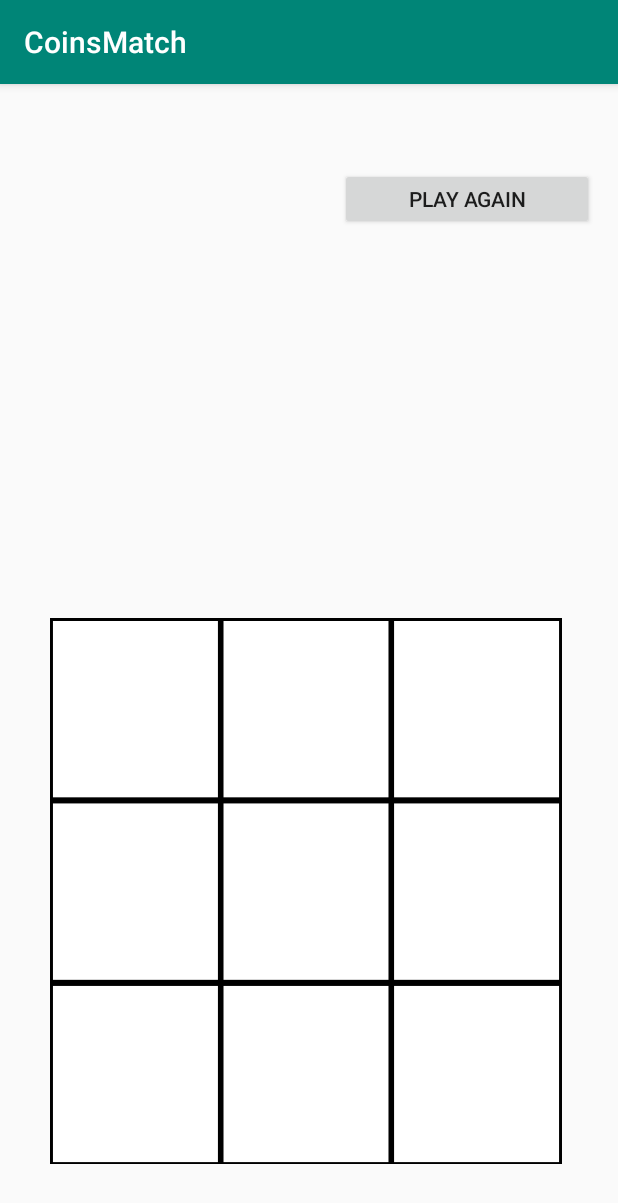
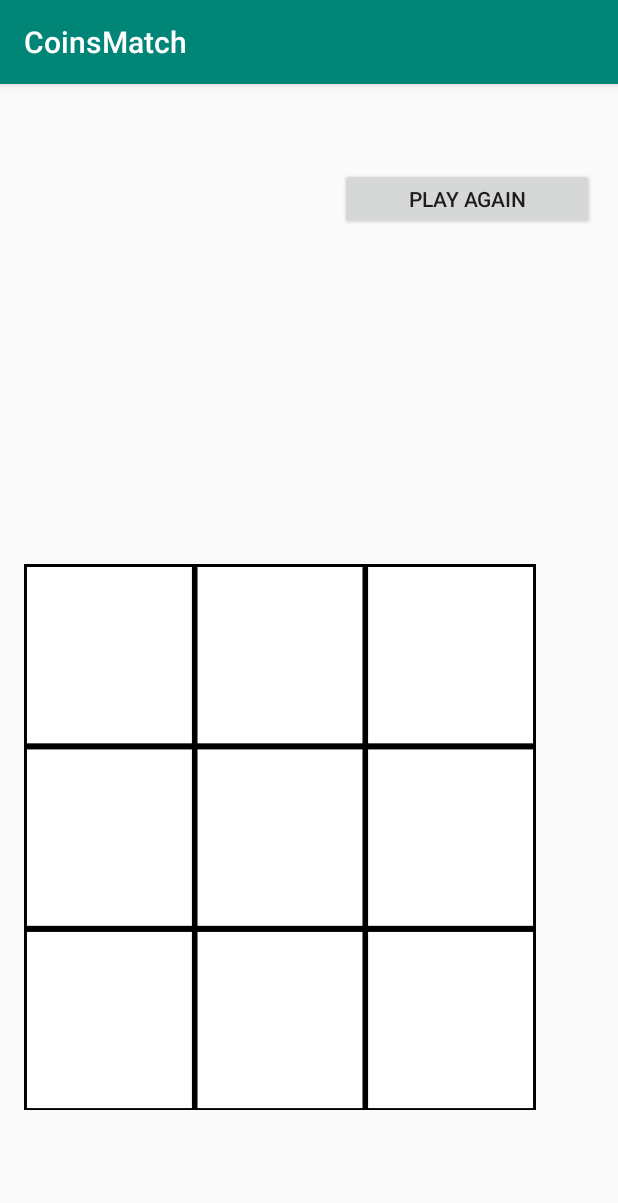
Before and after one commit to RandSaleh/CoinsMatch, an Android app: the screen it shows after launch (MainActivity), on a phone screen of 412 x 824 dp. Shown: the top 1203 px of the screen. Run offline under Robolectric (Android 15) with nearby library versions, the phone set to English and light mode, and no system bars.

Commit message:
edit the design

```diff
--- a/app/src/main/res/layout/activity_main.xml
+++ b/app/src/main/res/layout/activity_main.xml
@@ -40,112 +40,121 @@
         android:id="@+id/gridLayout"
         android:layout_width="341dp"
         android:layout_height="364dp"
-        android:layout_marginBottom="48dp"
+        android:layout_marginBottom="84dp"
         android:background="@drawable/board"
         app:columnCount="3"
         app:layout_constraintBottom_toBottomOf="parent"
         app:layout_constraintEnd_toEndOf="parent"
-        app:layout_constraintHorizontal_bias="0.471"
+        app:layout_constraintHorizontal_bias="0.228"
         app:layout_constraintStart_toStartOf="parent"
         app:rowCount="3">
 
         <ImageView
             android:id="@+id/imageView1"
-            android:layout_width="82dp"
-            android:layout_height="78dp"
-            android:layout_marginLeft="10dp"
-            android:layout_marginTop="8dp"
+            android:layout_width="95dp"
+            android:layout_height="92dp"
+            android:layout_margin="10dp"
             android:onClick="dropIn"
             android:tag="0"
             app:layout_column="0"
             app:layout_row="0" />
-
         <ImageView
             android:id="@+id/imageView2"
-            android:layout_width="85dp"
-            android:layout_height="93dp"
-            android:layout_marginLeft="25dp"
-            android:layout_marginTop="8dp"
+            android:layout_width="95dp"
+            android:layout_height="92dp"
+            android:layout_margin="10dp"
             android:onClick="dropIn"
             android:tag="1"
             app:layout_column="1"
             app:layout_row="0" />
-
         <ImageView
             android:id="@+id/imageView3"
-            android:layout_width="78dp"
-            android:layout_height="90dp"
-            android:layout_marginTop="8dp"
+            android:layout_width="95dp"
+            android:layout_height="92dp"
+            android:layout_margin="10dp"
             android:onClick="dropIn"
+            android:layout_marginLeft="8dp"
             android:tag="2"
             app:layout_column="2"
             app:layout_row="0" />
 
+
         <ImageView
-            android:id="@+id/imageView5"
-            android:layout_width="90dp"
-            android:layout_height="100dp"
-            android:layout_marginLeft="8dp"
-            android:layout_marginTop="30dp"
+            android:id="@+id/imageView4"
+            android:layout_width="95dp"
+            android:layout_height="92dp"
+            android:layout_margin="10dp"
             android:onClick="dropIn"
             android:tag="3"
+            android:layout_marginTop="20dp"
             app:layout_column="0"
             app:layout_row="1" />
 
+
         <ImageView
-            android:id="@+id/imageView4"
-            android:layout_width="82dp"
-            android:layout_height="78dp"
-            android:layout_marginLeft="20dp"
-            android:layout_marginTop="30dp"
-            android:layout_marginRight="20dp"
+            android:id="@+id/imageView5"
+            android:layout_width="95dp"
+            android:layout_height="92dp"
+            android:layout_margin="10dp"
             android:onClick="dropIn"
             android:tag="4"
+            android:layout_marginTop="20dp"
             app:layout_column="1"
+            app:layout_row="1" />
+        <ImageView
+            android:id="@+id/imageView6"
+            android:layout_width="95dp"
+            android:layout_height="92dp"
+            android:layout_margin="10dp"
+            android:onClick="dropIn"
+            android:tag="5"
+            android:layout_marginLeft="8dp"
+            android:layout_marginTop="20dp"
+            app:layout_column="2"
             app:layout_row="1" />
 
 
         <ImageView
             android:id="@+id/imageView7"
-            android:layout_width="81dp"
-            android:layout_height="86dp"
-            android:layout_marginTop="30dp"
-            android:onClick="dropIn"
-            android:tag="5"
-            app:layout_column="2"
-            app:layout_row="1" />
-
-
-        <ImageView
-            android:id="@+id/imageView6"
             android:layout_width="95dp"
-            android:layout_height="100dp"
-            android:layout_marginTop="20dp"
+            android:layout_height="92dp"
+            android:layout_margin="10dp"
             android:onClick="dropIn"
             android:tag="6"
+            android:layout_marginLeft="8dp"
+            android:layout_marginTop="20dp"
             app:layout_column="0"
             app:layout_row="2" />
 
         <ImageView
-            android:id="@+id/imgtest"
-            android:layout_width="119dp"
-            android:layout_height="100dp"
-            android:layout_marginLeft="16dp"
-            android:layout_marginTop="20dp"
+            android:id="@+id/imageView8"
+            android:layout_width="95dp"
+            android:layout_height="92dp"
+            android:layout_margin="10dp"
             android:onClick="dropIn"
             android:tag="7"
+            android:layout_marginLeft="8dp"
+            android:layout_marginTop="20dp"
             app:layout_column="1"
             app:layout_row="2" />
 
         <ImageView
             android:id="@+id/imageView9"
-            android:layout_width="76dp"
-            android:layout_height="81dp"
-            android:layout_marginTop="20dp"
+            android:layout_width="95dp"
+            android:layout_height="92dp"
+            android:layout_margin="10dp"
             android:onClick="dropIn"
             android:tag="8"
+            android:layout_marginLeft="8dp"
+            android:layout_marginTop="20dp"
             app:layout_column="2"
             app:layout_row="2" />
+
+
+
+
+
+
     </android.support.v7.widget.GridLayout>
 
 </android.support.constraint.ConstraintLayout>
```
